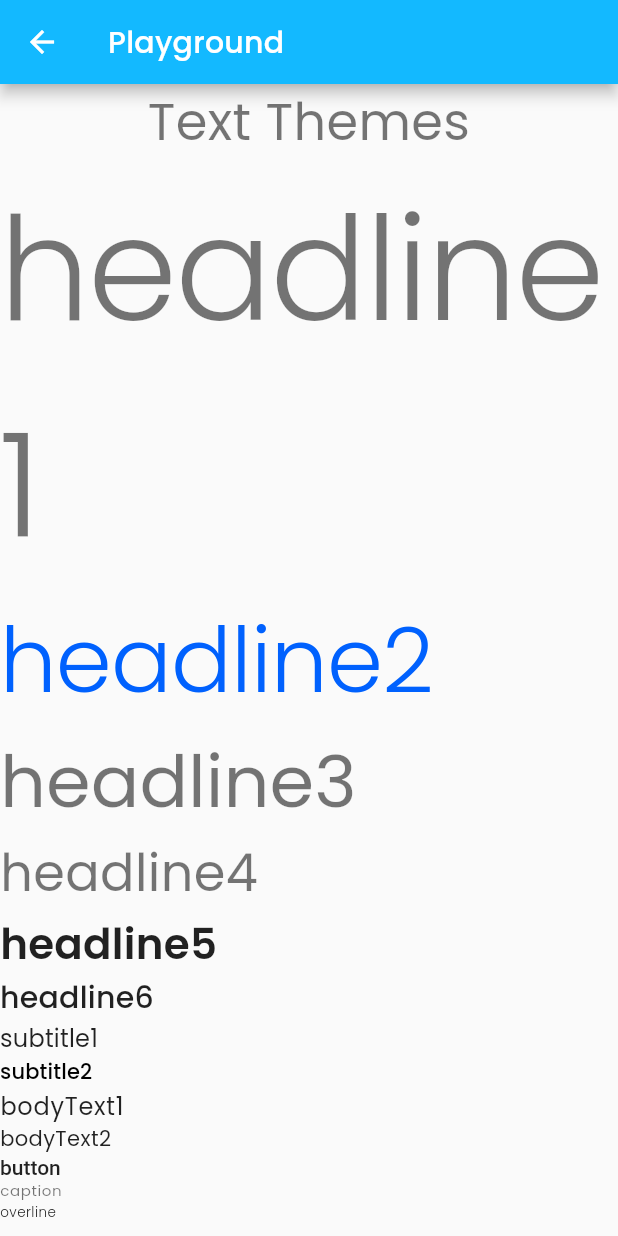
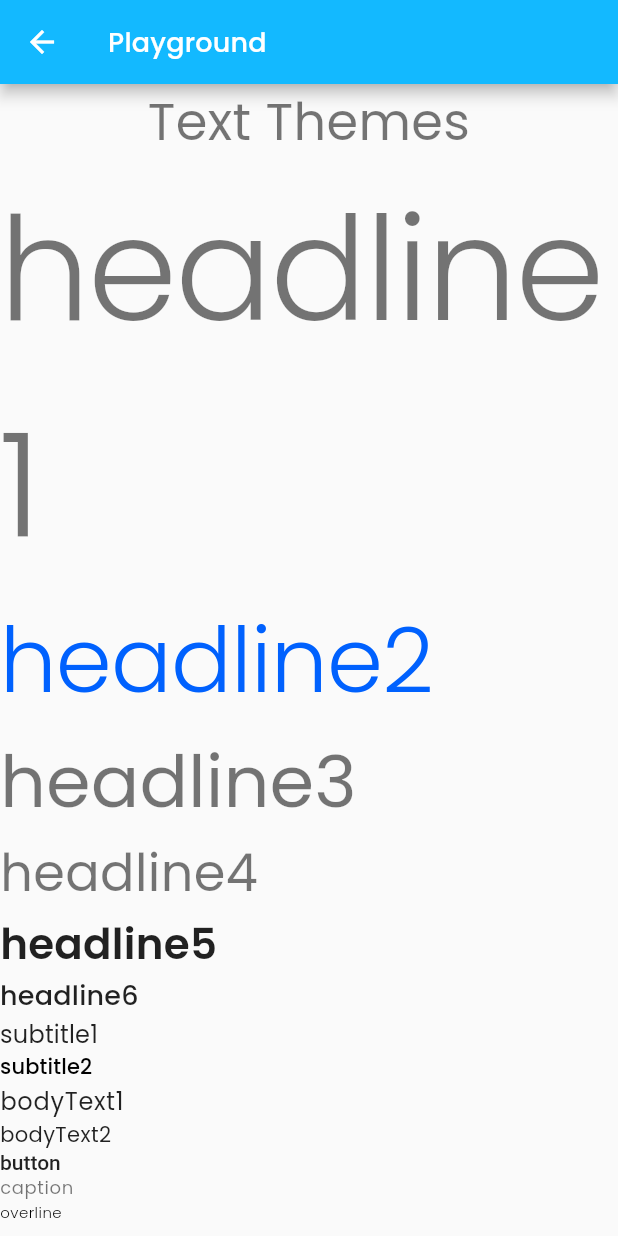
Before and after one commit to doxa-valsium/doxa-mobile-app, a Flutter app: the Playground screen opened directly, after a tap on "Go to Theme Testing", on a phone screen of 412 x 824 dp. Run offline on Flutter 3.47's test engine with Material 2 defaults, Android fonts, the phone set to English and light mode, and no system bars; our stand-ins replace bloc, flutter_bloc, get, google_fonts, shared_preferences; accounts and stored records are empty.

Commit message:
A few corrections

```diff
--- a/lib/main_mock.dart
+++ b/lib/main_mock.dart
@@ -2,7 +2,6 @@ import 'package:doxa_mobile_app/presentation/app.dart';
 
 import 'bootstrap.dart';
 import 'services/environment_config_service.dart';
-import 'package:get/get.dart';
 
 
 void main() {
--- a/lib/presentation/routes.dart
+++ b/lib/presentation/routes.dart
@@ -11,6 +11,8 @@ class Routes {
     GetPage(name: LoginScreen.route, page: () => const LoginScreen()),
     GetPage(name: SignupScreen.route, page: () => const LoginScreen()),
     GetPage(name: SignupScreen.route, page: () => const Playground()),
-    GetPage(name: '/themeTesting', page: () => themetest()),
+
+    // Add Playground Routes Below
+    GetPage(name: '/themeTesting', page: () => ThemeTest()),
   ];
 }
--- a/lib/presentation/screens/playground/themeTesting.dart
+++ b/lib/presentation/screens/playground/themeTesting.dart
@@ -1,11 +1,8 @@
 import 'package:flutter/material.dart';
-import 'package:get/get.dart';
 
-import '../counter_screen/counter_screen.dart';
-
-class themetest extends StatelessWidget {
+class ThemeTest extends StatelessWidget {
   static String route = '/playground';
-  const themetest({Key? key}) : super(key: key);
+  const ThemeTest({Key? key}) : super(key: key);
 
   @override
   Widget build(BuildContext context) {
--- /dev/null
+++ b/lib/styles.dart
@@ -0,0 +1,87 @@
+import 'package:flutter/material.dart';
+import 'package:google_fonts/google_fonts.dart';
+
+ThemeData mainTheme = ThemeData(
+    appBarTheme: const AppBarTheme(color: Color(0xFF13B9FF)),
+    colorScheme: const ColorScheme(
+      // accentColor: Color(0xFF13B9FF),
+      brightness: Brightness.light,
+      primary: Color(0xFF0061FE),
+      primaryContainer: Color(0xFF0061FE),
+      secondary: Color(0xFFDFEBFF),
+      secondaryContainer: Color(0xFFCFE0FF),
+      error: Color(0xFFFFEAEA),
+      surface: Color(0xFFE7E7E7),
+      background: Color(0xFFFFFFFF),
+      onPrimary: Color(0xFFFFFFFF),
+      onSecondary: Color(0xFF0061FE),
+      onSecondaryContainer: Color(0xFFF6FCFF),
+      onError: Color(0xFFD53030),
+      onSurface: Color(0xFFA6A6A6),
+      onBackground: Color(0xFF081C43),
+      tertiary: Color(0xFFD9FFE1),
+      onTertiary: Color(0xFF00CB2D),
+    ),
+    textTheme: TextTheme(
+      headline1: GoogleFonts.poppins(
+        fontSize: 96,
+        fontWeight: FontWeight.w300,
+        letterSpacing: -1.5,
+      ),
+      headline2: GoogleFonts.poppins(
+        fontSize: 60,
+        fontWeight: FontWeight.w300,
+        letterSpacing: -0.5,
+        color: const Color(0xFF0061FE),
+      ),
+      headline3: GoogleFonts.poppins(
+        fontSize: 48,
+        fontWeight: FontWeight.w400,
+        letterSpacing: 0,
+      ),
+      headline4: GoogleFonts.poppins(
+        fontSize: 34,
+        fontWeight: FontWeight.w400,
+        letterSpacing: 0.25,
+      ),
+      headline5: GoogleFonts.poppins(
+        fontSize: 28,
+        fontWeight: FontWeight.w600,
+        letterSpacing: 0.18,
+      ),
+      headline6: GoogleFonts.poppins(
+        fontSize: 18,
+        fontWeight: FontWeight.w500,
+        letterSpacing: 0.15,
+      ),
+      subtitle1: GoogleFonts.poppins(
+        fontSize: 16,
+        fontWeight: FontWeight.w400,
+        letterSpacing: 0.15,
+      ),
+      subtitle2: GoogleFonts.poppins(
+        fontSize: 14,
+        fontWeight: FontWeight.w500,
+        letterSpacing: 0.1,
+      ),
+      bodyText1: GoogleFonts.poppins(
+        fontSize: 16,
+        fontWeight: FontWeight.w400,
+        letterSpacing: 0.5,
+      ),
+      bodyText2: GoogleFonts.poppins(
+        fontSize: 14,
+        fontWeight: FontWeight.w400,
+        letterSpacing: 0.25,
+      ),
+      caption: GoogleFonts.poppins(
+        fontSize: 12,
+        fontWeight: FontWeight.w400,
+        letterSpacing: 0.4,
+      ),
+      overline: GoogleFonts.poppins(
+        fontSize: 10,
+        fontWeight: FontWeight.w300,
+        letterSpacing: 0.3,
+      ),
+    ));
```
Also changed, not shown: lib/presentation/app.dart (+2 -88 lines), lib/constants.dart (line endings or trailing spaces).
